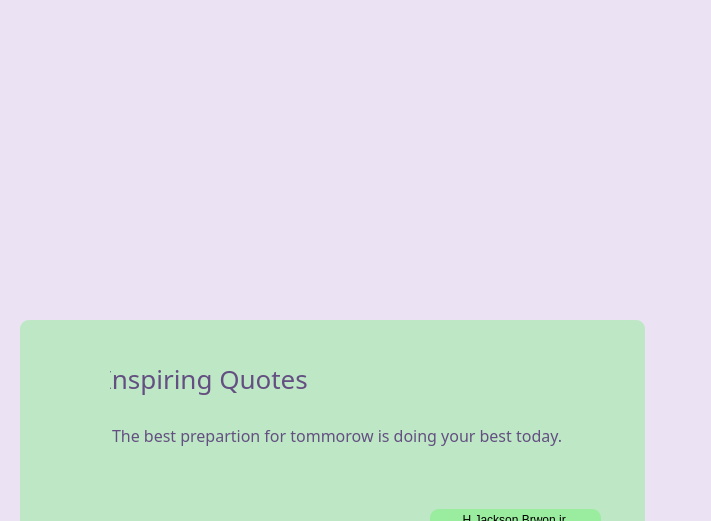
The window that static/guest_quotes.ui (lakshmivishal9496/Soft-Health) describes before a commit, drawn with Qt 5; both pictures show x 180 to 891 and y 0 to 521 of the 1024 by 768 pixel window.
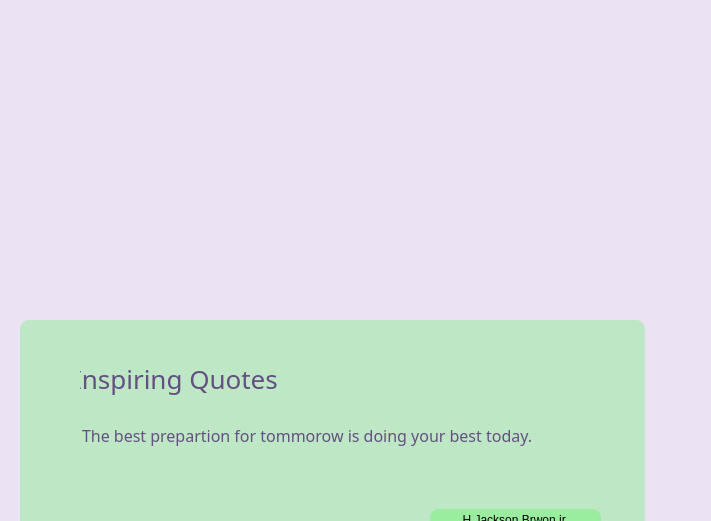
The same window after the commit. Icons and pictures are not drawn.

Commit message: added remaining quotes and fixed quotes ui

Patch:
```diff
--- a/static/guest_quotes.ui
+++ b/static/guest_quotes.ui
@@ -20,8 +20,8 @@
   <widget class="QLabel" name="label">
    <property name="geometry">
     <rect>
-     <x>480</x>
-     <y>50</y>
+     <x>416</x>
+     <y>90</y>
      <width>191</width>
      <height>181</height>
     </rect>
@@ -150,7 +150,7 @@
    <widget class="QLineEdit" name="Question_No">
     <property name="geometry">
      <rect>
-      <x>90</x>
+      <x>60</x>
       <y>40</y>
       <width>201</width>
       <height>51</height>
@@ -186,7 +186,7 @@
    <widget class="QLineEdit" name="quote_area">
     <property name="geometry">
      <rect>
-      <x>90</x>
+      <x>60</x>
       <y>100</y>
       <width>521</width>
       <height>31</height>
```
The commit also changes 5 other files.
